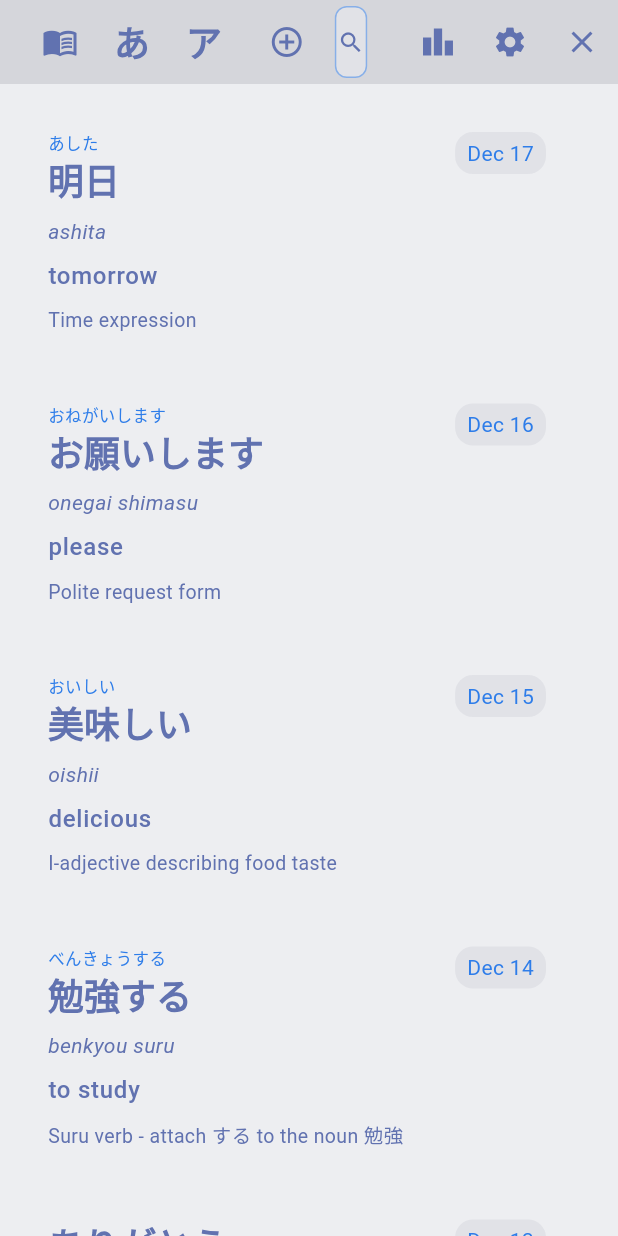
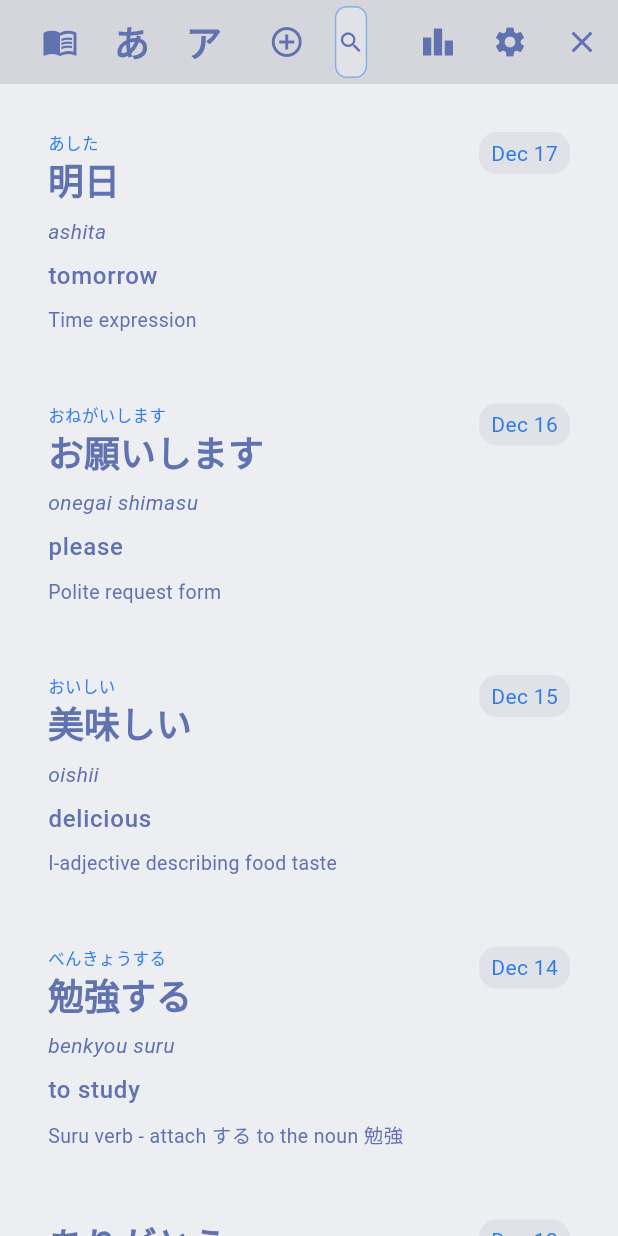
Before and after one commit to spalter/jpn-learning-diary, a Flutter app: the screen it shows after launch, after a tap on the "menu book" icon, on a phone screen of 412 x 824 dp. Run offline on Flutter 3.47's test engine with Material 3 defaults, Android fonts, the phone set to English and light mode, and no system bars; our stand-ins replace sqflite; missing offline and left inert: flutter_acrylic, window_manager; accounts and stored records are empty.

Commit message:
Minor fixed to the layout and navigation behaviour.

```diff
--- a/lib/screens/hiragana_page.dart
+++ b/lib/screens/hiragana_page.dart
@@ -15,9 +15,11 @@ class HiraganaPage extends StatelessWidget {
   Widget build(BuildContext context) {
     return BaseLayout(
       child: SingleChildScrollView(
-        child: Column(
-          crossAxisAlignment: CrossAxisAlignment.start,
-          children: [
+        child: Padding(
+          padding: const EdgeInsets.only(right: 16.0),
+          child: Column(
+            crossAxisAlignment: CrossAxisAlignment.start,
+            children: [
               // Base Characters Section
               _buildSection(
                 context,
@@ -49,6 +51,7 @@ class HiraganaPage extends StatelessWidget {
                 characters: HiraganaData.combinations,
               ),
             ],
+          ),
         ),
       ),
     );
--- a/lib/screens/katakana_page.dart
+++ b/lib/screens/katakana_page.dart
@@ -15,9 +15,11 @@ class KatakanaPage extends StatelessWidget {
   Widget build(BuildContext context) {
     return BaseLayout(
       child: SingleChildScrollView(
-        child: Column(
-          crossAxisAlignment: CrossAxisAlignment.start,
-          children: [
+        child: Padding(
+          padding: const EdgeInsets.only(right: 16.0),
+          child: Column(
+            crossAxisAlignment: CrossAxisAlignment.start,
+            children: [
             // Base Characters Section
             _buildSection(
               context,
@@ -48,7 +50,8 @@ class KatakanaPage extends StatelessWidget {
               title: 'Combinations (Yōon)',
               characters: KatakanaData.combinations,
             ),
-          ],
+            ],
+          ),
         ),
       ),
     );
--- a/lib/widgets/app_navigation_bar.dart
+++ b/lib/widgets/app_navigation_bar.dart
@@ -79,7 +79,8 @@ class _AppNavigationBarState extends State<AppNavigationBar> {
       title: Row(
         children: [
           // Navigation buttons
-          IconButton(
+          ExcludeFocus(
+            child: IconButton(
               icon: const Icon(Icons.menu_book),
               tooltip: 'Diary (Phrases & Words)',
               onPressed: () {
@@ -89,7 +90,9 @@ class _AppNavigationBarState extends State<AppNavigationBar> {
                 );
               },
             ),
-          IconButton(
+          ),
+          ExcludeFocus(
+            child: IconButton(
               icon: const Text(
                 'あ',
                 style: TextStyle(fontSize: 24, fontWeight: FontWeight.bold),
@@ -102,7 +105,9 @@ class _AppNavigationBarState extends State<AppNavigationBar> {
                 );
               },
             ),
-          IconButton(
+          ),
+          ExcludeFocus(
+            child: IconButton(
               icon: const Text(
                 'ア',
                 style: TextStyle(fontSize: 24, fontWeight: FontWeight.bold),
@@ -115,10 +120,12 @@ class _AppNavigationBarState extends State<AppNavigationBar> {
                 );
               },
             ),
+          ),
           const Spacer(),
 
           // Add entry button
-          IconButton(
+          ExcludeFocus(
+            child: IconButton(
               icon: const Icon(Icons.add_circle_outline),
               tooltip: 'Add new diary entry',
               onPressed: () async {
@@ -131,6 +138,7 @@ class _AppNavigationBarState extends State<AppNavigationBar> {
                   widget.onEntryAdded?.call();
                 }
               },
+            ),
           ),
           const SizedBox(width: 8),
           Expanded(
@@ -203,7 +211,8 @@ class _AppNavigationBarState extends State<AppNavigationBar> {
         ],
       ),
       actions: [
-          IconButton(
+          ExcludeFocus(
+            child: IconButton(
               icon: const Icon(Icons.leaderboard),
               tooltip: 'Learning',
               onPressed: () {
@@ -213,7 +222,9 @@ class _AppNavigationBarState extends State<AppNavigationBar> {
                 );
               },
             ),
-          IconButton(
+          ),
+          ExcludeFocus(
+            child: IconButton(
               icon: const Icon(Icons.settings),
               tooltip: 'Settings',
               onPressed: () {
@@ -223,13 +234,16 @@ class _AppNavigationBarState extends State<AppNavigationBar> {
                 );
               },
             ),
-        IconButton(
+          ),
+        ExcludeFocus(
+          child: IconButton(
             onPressed: () {
               exit(0);
             },
             icon: const Icon(Icons.close),
             tooltip: 'Exit',
           ),
+        ),
       ],
     );
   }
--- a/lib/widgets/base_layout.dart
+++ b/lib/widgets/base_layout.dart
@@ -63,7 +63,7 @@ class _BaseLayoutState extends State<BaseLayout> {
       ),
       backgroundColor: AppTheme.scaffoldBackground(context),
       body: Padding(
-        padding: const EdgeInsets.only(left: 16, top: 16, right: 16, bottom: 0),
+        padding: const EdgeInsets.only(left: 16, top: 16, right:0, bottom: 0),
         child: widget.child,
       ),
     );
--- a/lib/widgets/diary_entry_card.dart
+++ b/lib/widgets/diary_entry_card.dart
@@ -51,6 +51,7 @@ class _DiaryEntryCardState extends State<DiaryEntryCard> {
         child: InkWell(
           splashColor: Colors.transparent,
           highlightColor: Colors.transparent,
+          focusColor: Theme.of(context).colorScheme.primary.withAlpha(30),
           hoverColor: Colors.transparent,
           // Single tap: Copy Japanese text to clipboard.
           onTap: () async {
```
Lines whose indentation alone changed are shown as unchanged.
